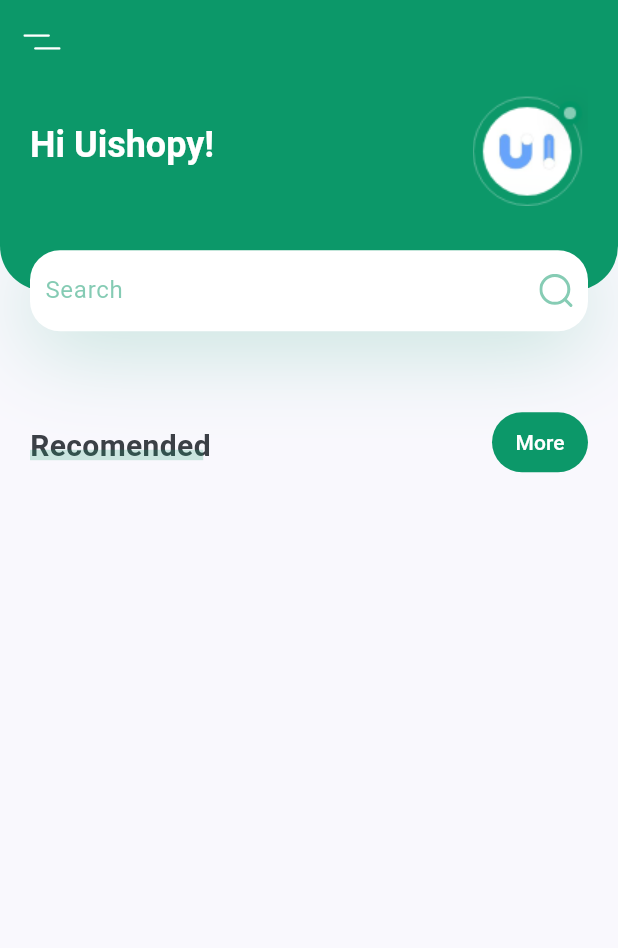
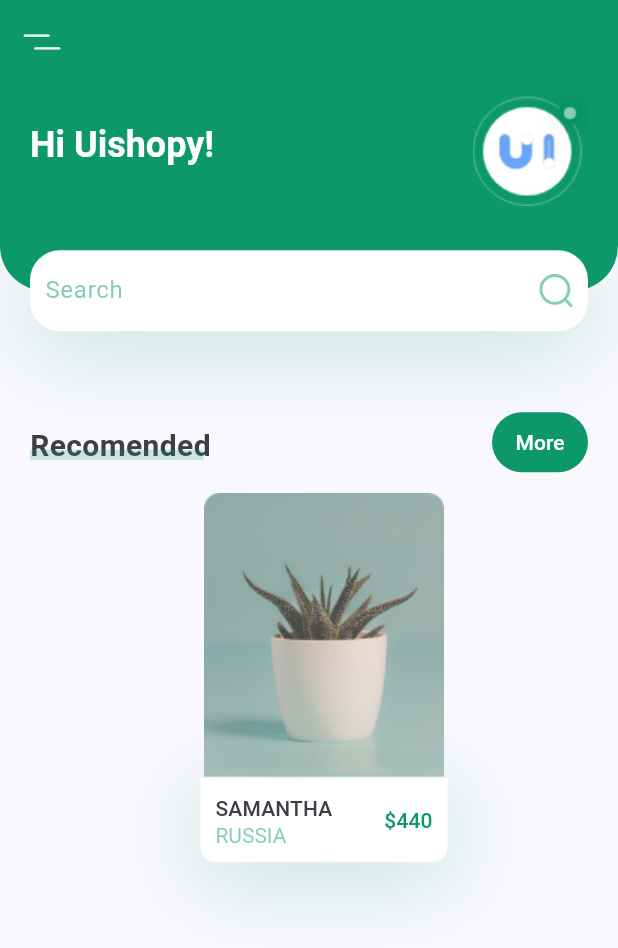
Before and after one commit to adel7ussein/Plant-App, a Flutter app: the screen it shows after launch, on a phone screen of 412 x 824 dp. Shown: the top 948 px of the screen. Run offline on Flutter 3.47's test engine with Material 3 defaults, Android fonts, the phone set to English and light mode, and no system bars; our stand-ins replace flutter_svg.

Commit message:
Create Custom Recommend PlantCard

```diff
--- a/lib/screens/home/component/body.dart
+++ b/lib/screens/home/component/body.dart
@@ -1,5 +1,6 @@
 import 'package:flutter/material.dart';
 import 'package:plant_app/screens/home/component/custom_button.dart';
+import 'package:plant_app/screens/home/component/custom_recommend_plantcard.dart';
 import 'package:plant_app/screens/home/component/header_with_searchbox.dart';
 
 class Body extends StatelessWidget {
@@ -14,7 +15,17 @@ class Body extends StatelessWidget {
       child: Column(
         children: <Widget>[
           HeaderWithSearchBox(size: size),
-          CustomButton(buttonName: 'Recomended', press: (){},),
+          CustomButton(
+            buttonName: 'Recomended',
+            press: () {},
+          ),
+          CustomRecommendPlantCard(
+            image: "assets/images/image_1.png",
+            title: "Samantha",
+            country: "Russia",
+            price: 440,
+            press: () {},
+          )
         ],
       ),
     );
--- /dev/null
+++ b/lib/screens/home/component/custom_recommend_plantcard.dart
@@ -0,0 +1,71 @@
+import 'package:flutter/material.dart';
+import 'package:plant_app/constants.dart';
+
+class CustomRecommendPlantCard extends StatelessWidget {
+  const CustomRecommendPlantCard(
+      {super.key,
+      required this.image,
+      required this.title,
+      required this.country,
+      required this.price,
+      required this.press});
+  final String image, title, country;
+  final int price;
+  final Function() press;
+
+  @override
+  Widget build(BuildContext context) {
+    Size size = MediaQuery.of(context).size;
+    return GestureDetector(
+      onTap: press,
+      child: Container(
+        margin: const EdgeInsets.only(
+            top: kDefaultPadding / 2,
+            bottom: kDefaultPadding * 2.5,
+            left: kDefaultPadding),
+        width: size.width * 0.4,
+        child: Column(
+          children: [
+            Image.asset(image),
+            Container(
+              padding: const EdgeInsets.all(kDefaultPadding / 2),
+              decoration: BoxDecoration(
+                  color: Colors.white,
+                  borderRadius: const BorderRadius.only(
+                      bottomLeft: Radius.circular(10),
+                      bottomRight: Radius.circular(10)),
+                  boxShadow: [
+                    BoxShadow(
+                        offset: const Offset(0, 10),
+                        blurRadius: 50,
+                        color: kPrimaryColor.withOpacity(0.23))
+                  ]),
+              child: Row(
+                children: [
+                  RichText(
+                      text: TextSpan(children: [
+                    TextSpan(
+                        text: '$title\n'.toUpperCase(),
+                        style: Theme.of(context).textTheme.labelLarge),
+                    TextSpan(
+                        text: country.toUpperCase(),
+                        style:
+                            TextStyle(color: kPrimaryColor.withOpacity(0.5))),
+                  ])),
+                  const Spacer(),
+                  Text(
+                    '\$$price',
+                    style: Theme.of(context)
+                        .textTheme
+                        .labelLarge!
+                        .copyWith(color: kPrimaryColor),
+                  )
+                ],
+              ),
+            )
+          ],
+        ),
+      ),
+    );
+  }
+}
```
